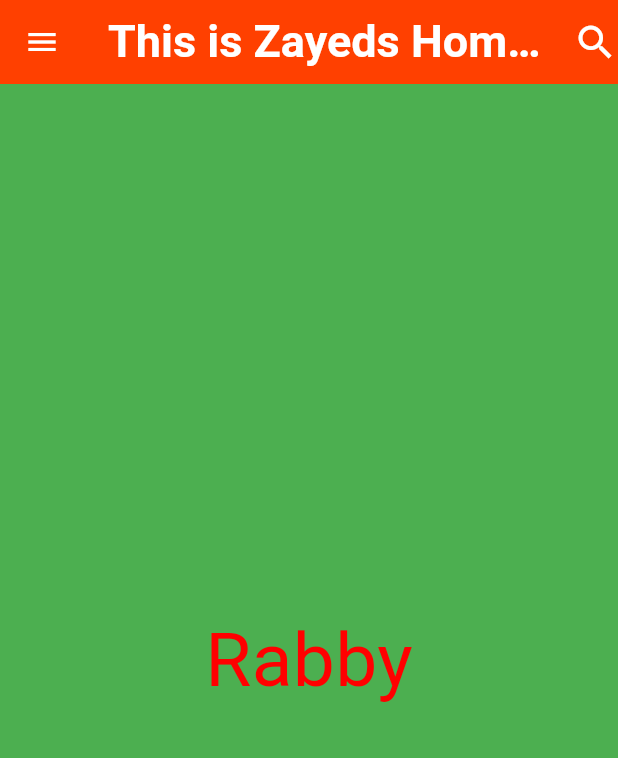
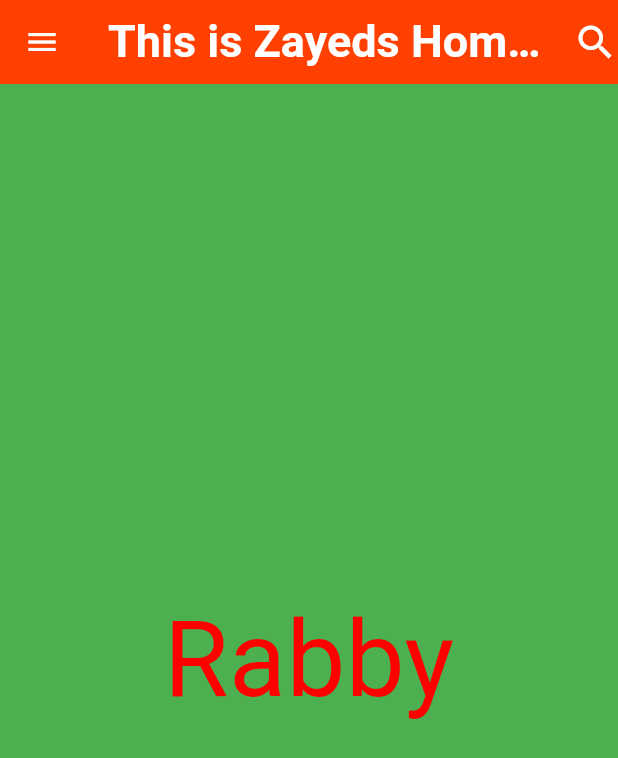
Before and after one commit to xX0ZAK0Xx/Basics, a Flutter app: the screen it shows after launch, on a phone screen of 412 x 824 dp. Shown: the top 758 px of the screen. Run offline on Flutter 3.47's test engine with Material 3 defaults, Android fonts, the light colour scheme and no system bars.

Commit message:
changed the text Size

```diff
--- a/lib/main.dart
+++ b/lib/main.dart
@@ -33,7 +33,7 @@ class MyApp extends StatelessWidget {
         ),
         backgroundColor: Colors.green,
         body: Center(
-          child: Text(name, style: TextStyle(color: const Color.fromARGB(255, 255, 0, 0), fontSize: 50),
+          child: Text(name, style: TextStyle(color: const Color.fromARGB(255, 255, 0, 0), fontSize: 70),
           ),
         ),
       ),
```
